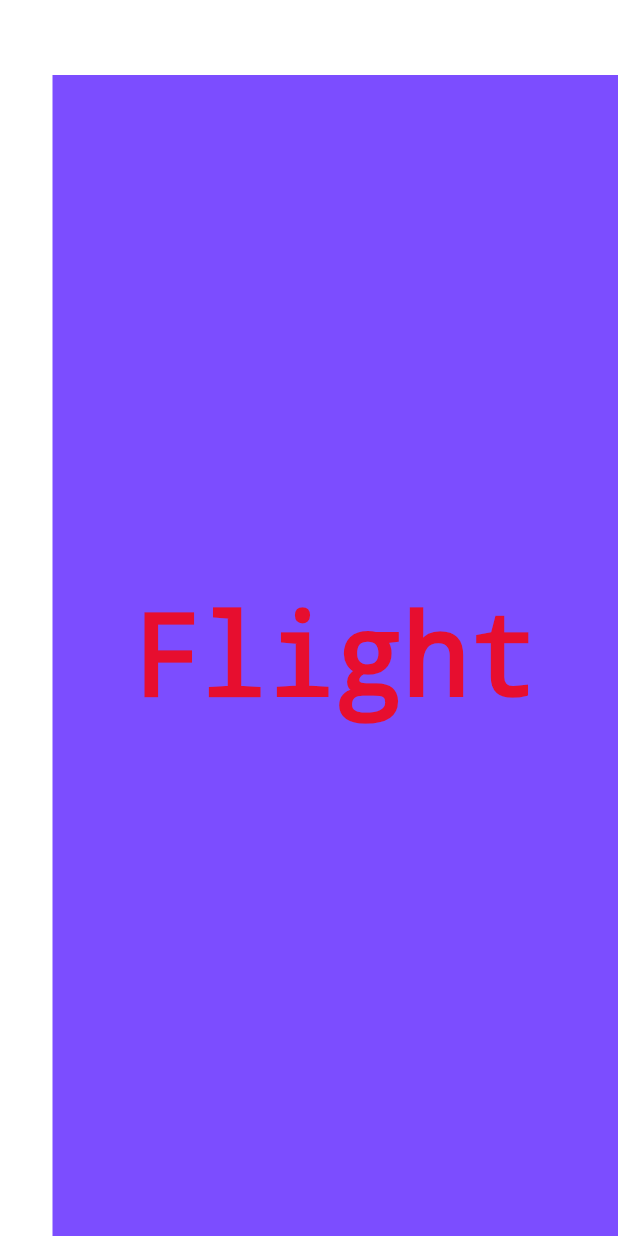
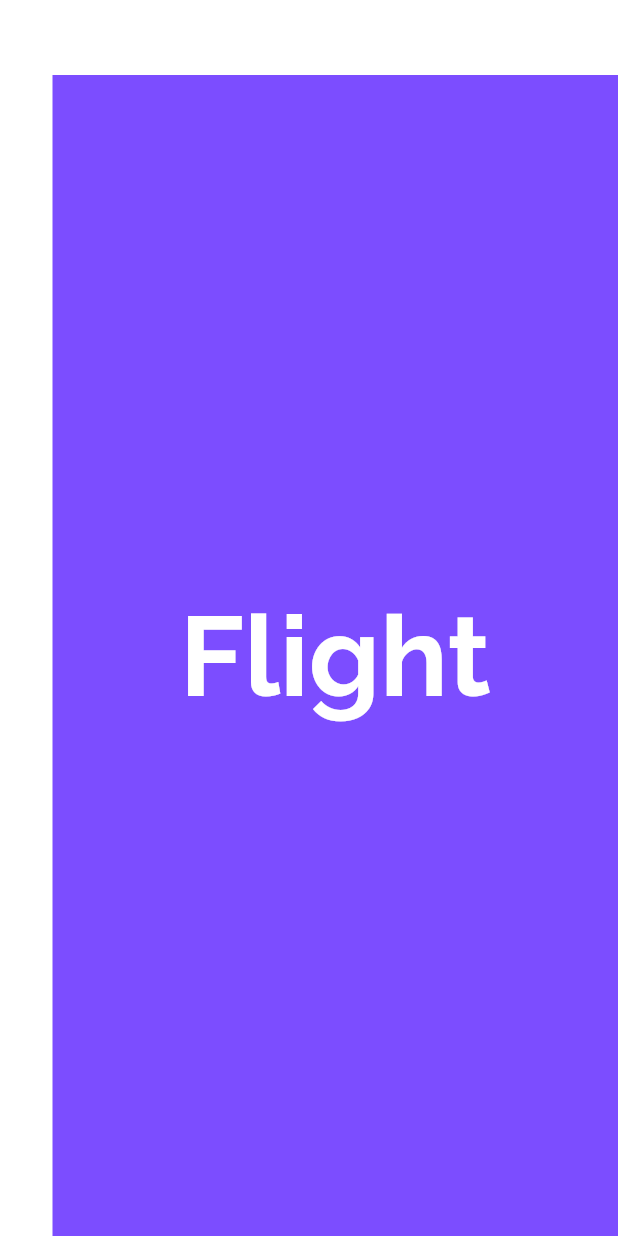
Before and after one commit to Jessicatcheyanou/talia, a Flutter app: the screen it shows after launch, on a phone screen of 412 x 824 dp. Run offline on Flutter 3.47's test engine with Material 2 defaults, Android fonts, the phone set to English and light mode, and no system bars.

Commit message:
Jess | Commonly Used Widgets | Text| Custom Fonts

```diff
--- a/lib/app_screens/home.dart
+++ b/lib/app_screens/home.dart
@@ -12,7 +12,12 @@ class Home extends StatelessWidget {
       child: Text(
         "Flight",
         textDirection: TextDirection.ltr,
-        style: TextStyle(decoration: TextDecoration.none, fontSize: 75.0),
+        style: TextStyle(
+            decoration: TextDecoration.none,
+            fontSize: 75.0,
+            fontFamily: "Raleway",
+            fontWeight: FontWeight.w700,
+            color: Colors.white),
       ),
     ));
   }
```
Also changed, not shown: pubspec.yaml (+13 -11 lines), fonts/Roboto-Italic.ttf (added), fonts/Roboto-Light.ttf (added), fonts/Roboto-Regular.ttf (added).
